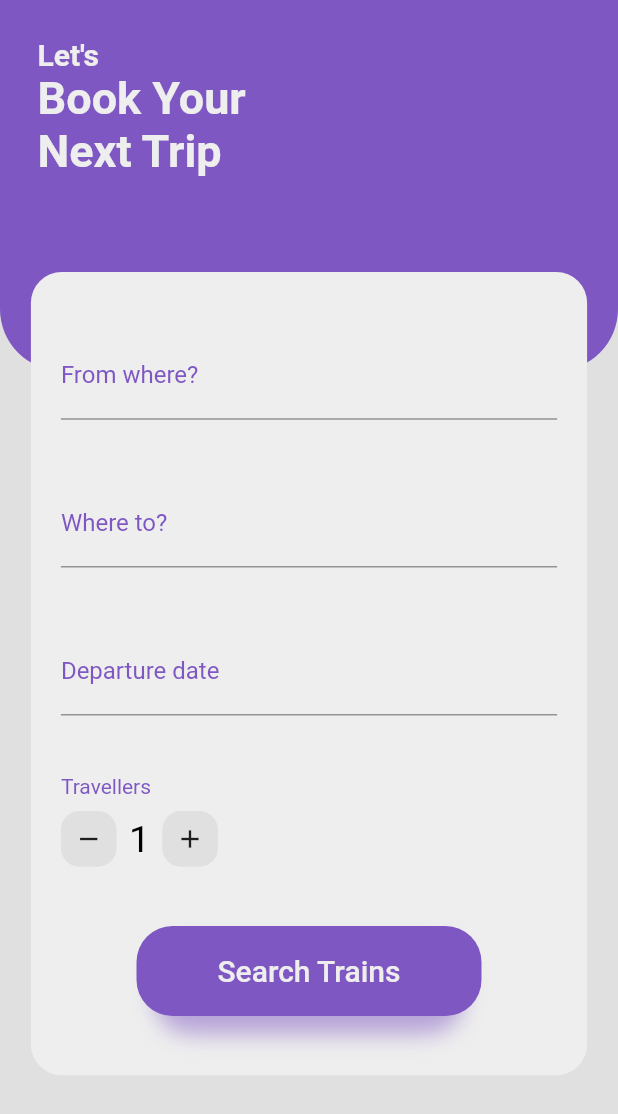
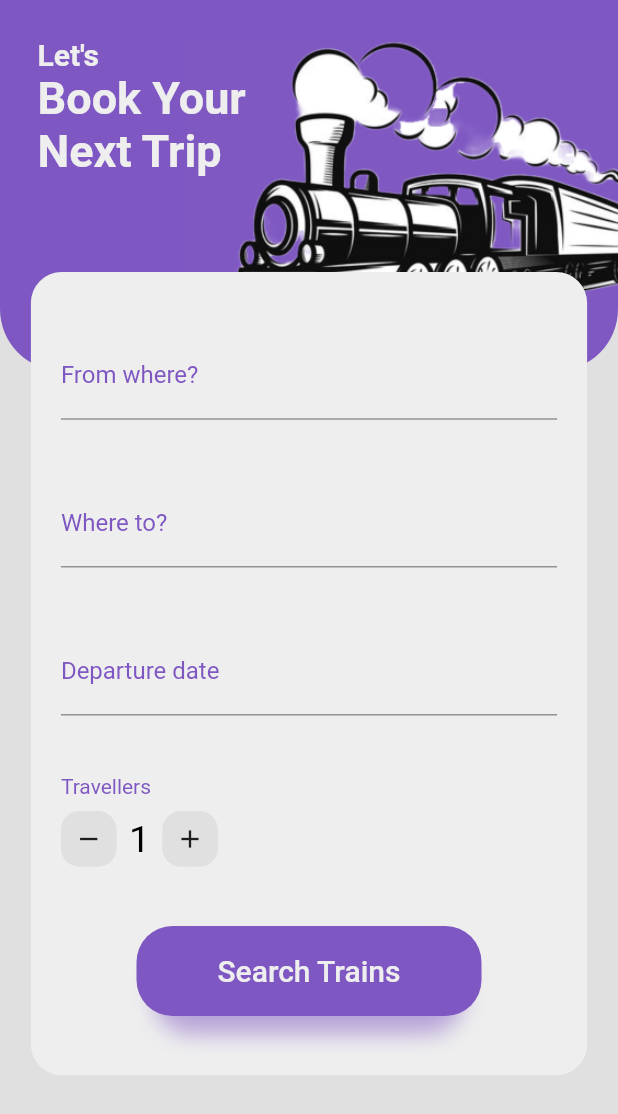
Before and after one commit to A1aaAhmed/graduation_project_app, a Flutter app: the HomeScreen screen opened directly, on a phone screen of 412 x 824 dp. Shown: the top 1114 px of the screen. Run offline on Flutter 3.47's test engine with Material 2 defaults, Android fonts, the phone set to English and light mode, and no system bars; our stand-ins replace flutter_dash, fluttertoast, sizer.

Commit message:
responsive

```diff
--- a/lib/layout/home_screen/firstsection/firstsection.dart
+++ b/lib/layout/home_screen/firstsection/firstsection.dart
@@ -18,12 +18,16 @@ class _FirstSectionState extends State<FirstSection> {
       height: height * 0.3,
       decoration: BoxDecoration(
           color: colortheme.lightPurple,
+           image:const DecorationImage(
+              repeat: ImageRepeat.noRepeat,
+              image: AssetImage('images/train.png'),
+             fit: BoxFit.cover,
+             ),
           borderRadius: BorderRadius.only(
             bottomLeft: Radius.circular(width * .1),
             bottomRight: Radius.circular(width * .1),
           )),
-      child: Stack(children: [
-        Padding(
+      child: Padding(
         padding: const EdgeInsets.all(25),
         child: Column(
             crossAxisAlignment: CrossAxisAlignment.start,
@@ -40,7 +44,6 @@ class _FirstSectionState extends State<FirstSection> {
                       fontWeight: FontWeight.bold)),
             ]),
       ),
-      ]),
     );
   }
 }
--- a/lib/modules/welcome_screen.dart
+++ b/lib/modules/welcome_screen.dart
@@ -1,6 +1,5 @@
 import 'package:flutter/material.dart';
 import 'package:graduation_project_app/modules/login_screen.dart';
-import 'package:graduation_project_app/modules/register_screen.dart';
 
 class ApisScreen extends StatelessWidget {
   const ApisScreen({super.key});
--- a/lib/shared/style/colors.dart
+++ b/lib/shared/style/colors.dart
@@ -2,7 +2,7 @@ import 'package:flutter/material.dart';
 
 class colortheme {
   // static const Color mainBlue = Colors.orange;
-  static const Color lightPurple = Color.fromRGBO(126, 87, 194, 1);
+  static const Color lightPurple = Color(0xFF7E57C2);
   static const Color blueGray = Color.fromRGBO(236, 239, 241, 1);
   static const Color saimon = Color.fromARGB(255, 252, 120, 105);
   static const Color black = Colors.black;
```
Also changed, not shown: images/train.png (added). Lines whose indentation alone changed are shown as unchanged.
